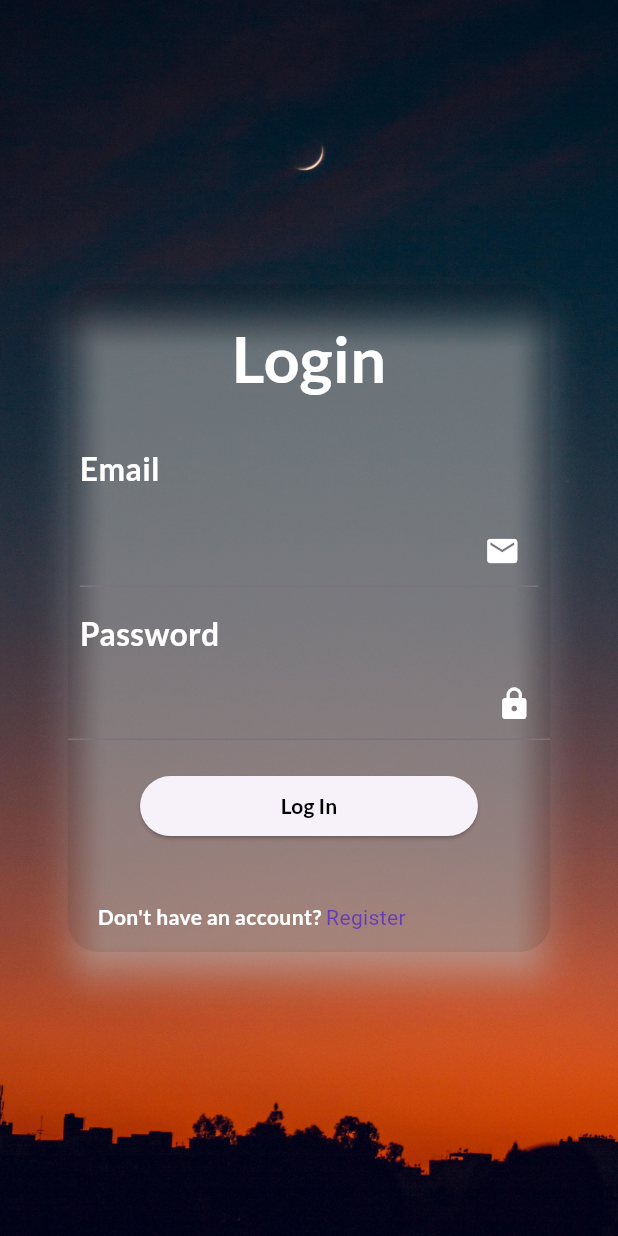
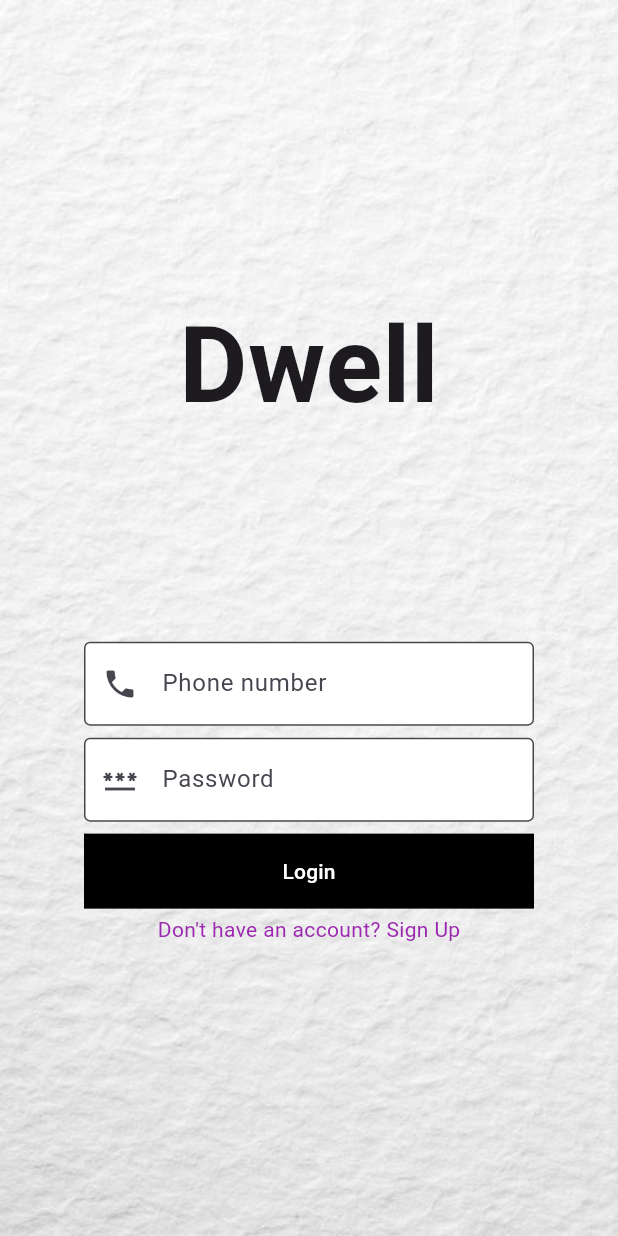
Before and after one commit to weird-akshat/real_estate_management_system, a Flutter app: the LoginPage screen opened directly, on a phone screen of 412 x 824 dp. Run offline on Flutter 3.47's test engine with Material 3 defaults, Android fonts, the light colour scheme and no system bars; our stand-ins replace google_fonts.

Commit message:
changed the login page

```diff
--- a/lib/main.dart
+++ b/lib/main.dart
@@ -1,6 +1,7 @@
 import 'package:flutter/material.dart';
 import 'package:google_fonts/google_fonts.dart';
 import 'package:real_estate_management_system/pages/favorites_page.dart';
+import 'package:real_estate_management_system/pages/login_page.dart';
 import 'package:real_estate_management_system/pages/property_details.dart';
 // import 'package:real_estate_management_system/pages/login_page.dart';
 import 'package:real_estate_management_system/pages/property_listing_page.dart';
@@ -15,7 +16,7 @@ class MyApp extends StatelessWidget {
   @override
   Widget build(BuildContext context) {
     return MaterialApp(
-        home: PropertyListingPage(),
+        home: LoginPage(),
         debugShowCheckedModeBanner: false,
         theme: ThemeData(
           textTheme: GoogleFonts.gentiumPlusTextTheme(),
--- a/lib/pages/login_page.dart
+++ b/lib/pages/login_page.dart
@@ -17,122 +17,89 @@ class LoginPage extends StatelessWidget {
       body: Stack(children: [
         Positioned.fill(
           child: Image.asset(
-            'assets/images/image3.jpg',
+            'assets/images/loginbackground.jpg',
             fit: BoxFit.cover,
           ),
         ),
         Center(
-          // color: Colors.blue,
-          child: SingleChildScrollView(
           child: Column(
-              mainAxisAlignment: MainAxisAlignment.center,
-              crossAxisAlignment: CrossAxisAlignment.center,
             children: [
-                LayoutBuilder(builder: (context, constraints) {
-                  return SizedBox(
-                    width: constraints.maxWidth * .8,
-                    height: height * 0.55,
-                    child: Card(
-                      color: Colors.transparent.withValues(alpha: .08),
-                      shape: RoundedRectangleBorder(
-                          borderRadius: BorderRadius.circular(20)),
-                      elevation: 10,
-                      shadowColor: Colors.white,
-                      child: SingleChildScrollView(
-                        child: Column(
-                          crossAxisAlignment: CrossAxisAlignment.start,
-                          children: [
+              Spacer(
+                flex: 3,
+              ),
+              Text(
+                'Dwell',
+                style: TextStyle(fontWeight: FontWeight.bold, fontSize: 70),
+              ),
+              Spacer(
+                flex: 2,
+              ),
               Padding(
-                              padding: const EdgeInsets.all(20),
-                              child: Center(
-                                child: Text(
-                                  'Login',
-                                  textScaler: TextScaler.linear(3),
-                                  style: style,
+                padding: const EdgeInsets.all(4.0),
+                child: SizedBox(
+                  width: 300,
+                  child: TextField(
+                    decoration: InputDecoration(
+                        filled: true,
+                        fillColor: Colors.white,
+                        prefixIcon: Icon(Icons.phone),
+                        hintText: 'Phone number',
+                        border: OutlineInputBorder(
+                            borderSide:
+                                BorderSide(color: Colors.black, width: 1)),
+                        focusedBorder: OutlineInputBorder(
+                            borderSide:
+                                BorderSide(color: Colors.black, width: 2))),
                   ),
                 ),
               ),
               Padding(
-                              padding: const EdgeInsets.all(8.0),
-                              child: Text(
-                                'Email',
-                                textScaler: TextScaler.linear(1.5),
-                                style: style,
-                              ),
-                            ),
-                            Padding(
-                              padding: const EdgeInsets.all(8.0),
+                padding: const EdgeInsets.all(4.0),
+                child: SizedBox(
+                  width: 300,
                   child: TextField(
-                                style: style,
                     decoration: InputDecoration(
-                                    suffixIcon: Icon(
-                                  Icons.mail,
-                                  color: Colors.white,
-                                )),
-                              ),
-                            ),
-                            Padding(
-                              padding: const EdgeInsets.all(8.0),
-                              child: Text(
-                                'Password',
-                                textScaler: TextScaler.linear(1.5),
-                                style: style,
-                              ),
-                            ),
-                            TextField(
-                              style: style,
-                              decoration: InputDecoration(
-                                  suffixIcon: Icon(
-                                Icons.lock,
-                                color: Colors.white,
-                              )),
-                            ),
-                            Padding(
-                              padding: const EdgeInsets.all(20),
-                              child: LayoutBuilder(
-                                builder: (context, constraints) => Center(
-                                  child: ElevatedButton(
-                                    onPressed: () {},
-                                    style: ButtonStyle(
-                                      fixedSize: WidgetStatePropertyAll(Size(
-                                          constraints.maxWidth * 0.8,
-                                          constraints.maxHeight)),
-                                    ),
-                                    child: Text(
-                                      'Log In',
-                                      style:
-                                          style.copyWith(color: Colors.black),
-                                    ),
-                                  ),
+                        filled: true,
+                        fillColor: Colors.white,
+                        prefixIcon: Icon(Icons.password),
+                        hintText: 'Password',
+                        border: OutlineInputBorder(
+                            borderSide:
+                                BorderSide(color: Colors.black, width: 1)),
+                        focusedBorder: OutlineInputBorder(
+                            borderSide:
+                                BorderSide(color: Colors.black, width: 2))),
                   ),
                 ),
               ),
               Padding(
-                              padding: const EdgeInsets.all(20.0),
-                              child: SingleChildScrollView(
-                                child: Row(
-                                  children: [
-                                    Text("Don't have an account? ",
-                                        style: style),
-                                    Text(
-                                      'Register',
-                                      style:
-                                          TextStyle(color: Colors.deepPurple),
+                padding: const EdgeInsets.all(4.0),
+                child: TextButton(
+                    style: ButtonStyle(
+                        shape: WidgetStatePropertyAll(RoundedRectangleBorder(
+                            borderRadius: BorderRadius.circular(0))),
+                        backgroundColor: WidgetStatePropertyAll(Colors.black),
+                        fixedSize: WidgetStatePropertyAll(Size(300, 50))),
+                    onPressed: () {},
+                    child: Text(
+                      'Login',
+                      style: TextStyle(
+                        color: Colors.white,
+                      ),
+                    )),
+              ),
+              Center(
+                child: Text(
+                  'Don\'t have an account? Sign Up',
+                  style: TextStyle(color: Colors.purple),
+                ),
+              ),
+              Spacer(
+                flex: 3,
               )
             ],
           ),
-                              ),
         )
-                          ],
-                        ),
-                      ),
-                    ),
-                  );
-                }),
-              ],
-            ),
-          ),
-        ),
       ]),
     );
   }
--- a/lib/pages/property_listing_page.dart
+++ b/lib/pages/property_listing_page.dart
@@ -218,7 +218,9 @@ class PropertyCard extends StatelessWidget {
                 'Shanti Nivaas',
                 style: TextStyle(fontSize: 20, fontWeight: FontWeight.bold),
               ),
-              Row(
+              Padding(
+                padding: const EdgeInsets.all(8.0),
+                child: Row(
                   mainAxisAlignment: MainAxisAlignment.spaceAround,
                   children: [
                     Row(
@@ -240,6 +242,7 @@ class PropertyCard extends StatelessWidget {
                       ],
                     ),
                   ],
+                ),
               )
             ],
           ),
```
Also changed, not shown: assets/images/loginbackground.jpg (added). Lines whose indentation alone changed are shown as unchanged.
